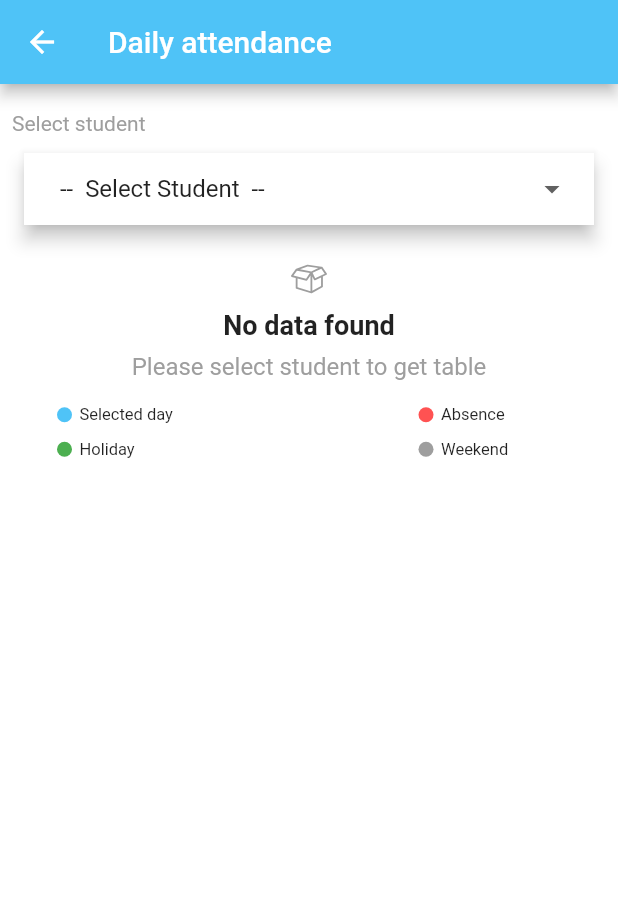
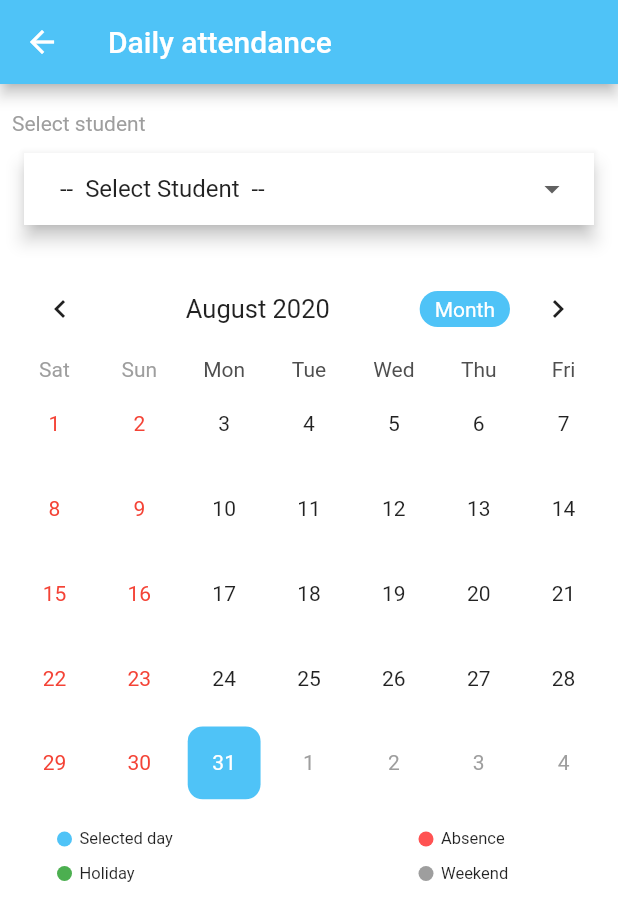
Before and after one commit to ali-ahmed-ali/tabe3, a Flutter app: the StudentAttendCalendPage screen opened by its route, on a phone screen of 412 x 824 dp. Shown: the top 921 px of the screen. Run offline on Flutter 3.47's test engine with Material 2 defaults, Android fonts, the light colour scheme and no system bars; drawn by our look-alikes of table_calendar; our stand-ins replace cached_network_image, connectivity, dio, firebase_messaging, flutter_html, flutter_local_notifications and 5 more; missing offline and left inert: dio_http_cache; accounts and stored records are empty; network calls fail; statements that could not run were skipped.

Commit message:
Fix conversation, fix attend screen

```diff
--- a/lib/pages/about_us.dart
+++ b/lib/pages/about_us.dart
@@ -14,9 +14,9 @@ class AboutUs extends StatelessWidget {
         title: Text(lang.text("About us")),
       ),
       body: Container(
+        child: SingleChildScrollView(
           child: Column(
             mainAxisAlignment: MainAxisAlignment.start,
-          crossAxisAlignment: CrossAxisAlignment.center,
             children: <Widget>[
               Image.asset(
                 "assets/images/logo.png",
@@ -97,7 +97,9 @@ class AboutUs extends StatelessWidget {
                   lang.text("Call us"),
                   "tel:249110160580",
                   Theme.of(context).primaryColorDark),
+              SizedBox(height: 16),
             ],
+          ),
         ),
       ),
     );
--- a/lib/pages/student_attend_calend.dart
+++ b/lib/pages/student_attend_calend.dart
@@ -6,7 +6,6 @@ import 'package:tabee/resources/repository.dart';
 import 'package:tabee/utils/lang.dart';
 import 'package:tabee/utils/pref_manager.dart';
 import 'package:tabee/widget/custom_dropdown_list.dart';
-import 'package:tabee/widget/empty_widget.dart';
 import 'package:tabee/widget/loading_widget.dart';
 import 'package:table_calendar/table_calendar.dart';
 
@@ -18,8 +17,8 @@ class StudentAttendCalendPage extends StatefulWidget {
 
 class _StudentAttendCalendPageState extends State<StudentAttendCalendPage> {
   CalendarController _controller;
-  final Map<DateTime, List> absence = {};
-  final Map<DateTime, List> holidays = {};
+  Map<DateTime, List> absence = {};
+  Map<DateTime, List> holidays = {};
 
   //5-> Friday 6->Saturday
   List<int> weekend = [];
@@ -90,12 +89,20 @@ class _StudentAttendCalendPageState extends State<StudentAttendCalendPage> {
     });
     print('CAl response: $response');
     if (response.containsKey("success") && response["success"]) {
+      if ((response["holidays"] as List).isNotEmpty) {
         (response["holidays"] as List).forEach((element) {
           holidays[DateTime.parse(element["date"])] = [element["name"]];
         });
+      } else {
+        holidays = {};
+      }
+      if ((response["attendance"] as List).isNotEmpty) {
         (response["attendance"] as List).forEach((element) {
           absence[DateTime.parse(element["date"])] = [element["student_name"]];
         });
+      } else {
+        absence = {};
+      }
       (response["official_holidays"] as List).forEach((element) {
         weekend.add(element);
       });
@@ -145,12 +152,7 @@ class _StudentAttendCalendPageState extends State<StudentAttendCalendPage> {
                           size: 32,
                         ),
                       )
-                    : absence.length > 0 //offdays.isNotEmpty
-                        ? _buildCalender()
-                        : EmptyWidget(
-                            subMessage:
-                                lang.text("Please select student to get table"),
-                          ),
+                    : _buildCalender(),
                 SizedBox(
                   height: 16,
                 ),
```
Also changed, not shown: lib/pages/chat_page.dart (+32 -6 lines), lib/pages/conversations_page.dart (+7 -4 lines), lib/pages/student_result.dart (+4 -8 lines). Lines whose indentation alone changed are shown as unchanged.
